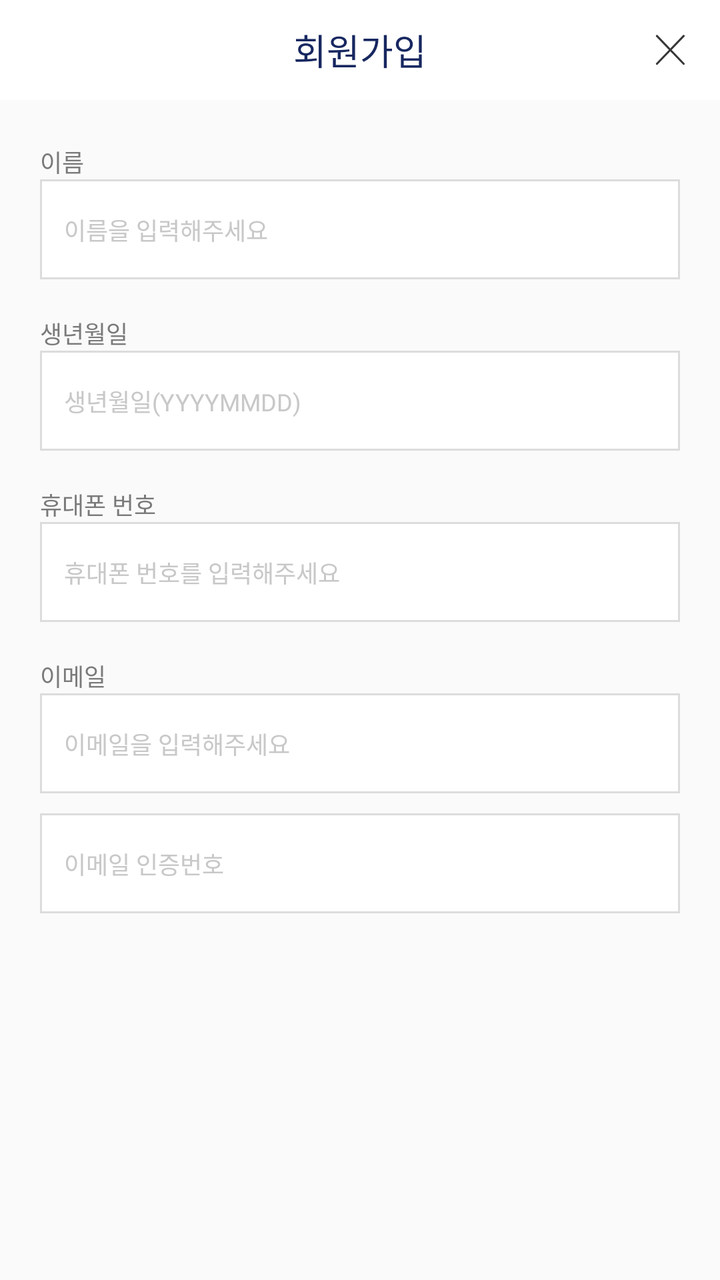
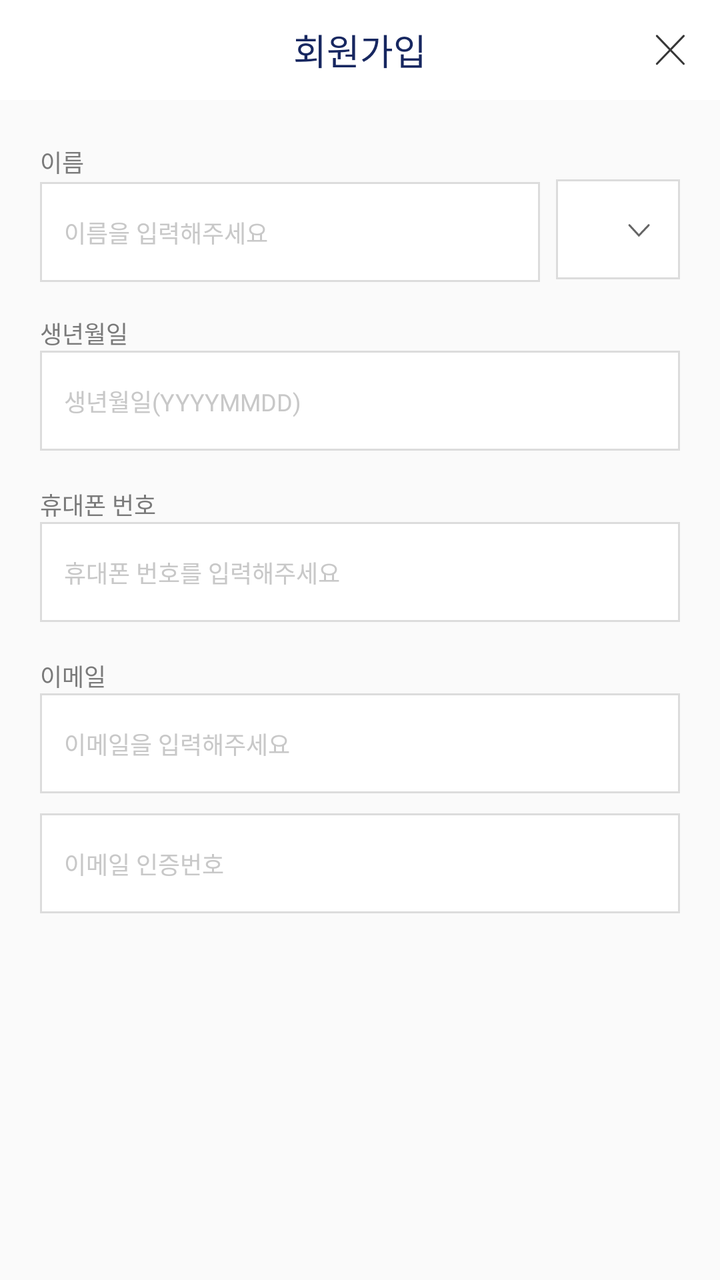

An Android layout rendered at two revisions. The XML below is the earlier revision; the diff shows what the commit changed to produce the second picture.
<!-- AndroidManifest.xml: application theme Theme.TestApplication -->
<!-- res/layout/edit_text.xml -->
<?xml version="1.0" encoding="utf-8"?>
<LinearLayout
    android:id="@+id/edit_text_main_layout"
    xmlns:android="http://schemas.android.com/apk/res/android"
    android:layout_width="match_parent"
    android:layout_height="match_parent"
    android:orientation="vertical"
    android:layout_gravity="center"
    android:focusableInTouchMode="true"
    android:focusable="true">

    <LinearLayout
        android:layout_width="match_parent"
        android:layout_height="50dp"
        android:layout_marginBottom="22dp"
        android:background="@color/white"
        android:paddingStart="10dp"
        android:paddingEnd="10dp"
        android:orientation="horizontal">

        <View
            android:layout_width="30dp"
            android:layout_height="46dp"/>

        <TextView
            android:layout_width="wrap_content"
            android:layout_height="wrap_content"
            android:layout_weight="1"
            android:layout_gravity="center"
            android:gravity="center"
            android:text="@string/edit_text_title"
            android:textSize="18sp"
            android:textColor="@color/main"
            android:fontFamily="@font/notosans_medium_ttf"/>

        <Button
            android:id="@+id/edit_text_close_button"
            android:layout_width="30dp"
            android:layout_height="46dp"
            android:layout_gravity="center"
            android:background="@drawable/btn_close"/>

    </LinearLayout>

    <LinearLayout
        android:layout_width="match_parent"
        android:layout_height="wrap_content"
        android:orientation="vertical"
        android:layout_marginStart="20dp"
        android:layout_marginEnd="20dp">

        <TextView
            android:layout_width="wrap_content"
            android:layout_height="wrap_content"
            android:text="@string/edit_text_name"
            android:textColor="@color/text_default_2"
            android:textSize="12sp"
            android:fontFamily="@font/notosans_regular_ttf"/>


        <EditText
            android:layout_width="match_parent"
            android:layout_height="50dp"
            android:layout_marginBottom="18dp"
            android:background="@drawable/login_main_edittext"
            android:layout_gravity="center_vertical"
            android:hint="@string/edit_text_name_hint"
            android:textColorHint="@color/grey"
            android:textSize="12sp"
            android:maxLines="1"
            android:includeFontPadding="false"
            android:fontFamily="@font/notosans_regular_ttf"
            android:paddingStart="12dp"
            android:textColor="@color/black"/>

        <TextView
            android:layout_width="wrap_content"
            android:layout_height="wrap_content"
            android:text="@string/edit_text_birth"
            android:textColor="@color/text_default_2"
            android:textSize="12sp"
            android:fontFamily="@font/notosans_regular_ttf"/>


        <EditText
            android:layout_width="match_parent"
            android:layout_height="50dp"
            android:layout_marginBottom="18dp"
            android:background="@drawable/login_main_edittext"
            android:layout_gravity="center_vertical"
            android:hint="@string/edit_text_birth_hint"
            android:textColorHint="@color/grey"
            android:textSize="12sp"
            android:maxLines="1"
            android:includeFontPadding="false"
            android:fontFamily="@font/notosans_regular_ttf"
            android:paddingStart="12dp"
            android:textColor="@color/black"/>

        <TextView
            android:layout_width="wrap_content"
            android:layout_height="wrap_content"
            android:text="@string/edit_text_phone"
            android:textColor="@color/text_default_2"
            android:textSize="12sp"
            android:fontFamily="@font/notosans_regular_ttf"/>


        <EditText
            android:layout_width="match_parent"
            android:layout_height="50dp"
            android:layout_marginBottom="18dp"
            android:background="@drawable/login_main_edittext"
            android:layout_gravity="center_vertical"
            android:hint="@string/edit_text_phone_hint"
            android:textColorHint="@color/grey"
            android:textSize="12sp"
            android:maxLines="1"
            android:includeFontPadding="false"
            android:fontFamily="@font/notosans_regular_ttf"
            android:paddingStart="12dp"
            android:textColor="@color/black"/>

        <TextView
            android:layout_width="wrap_content"
            android:layout_height="wrap_content"
            android:text="@string/edit_text_email"
            android:textColor="@color/text_default_2"
            android:textSize="12sp"
            android:fontFamily="@font/notosans_regular_ttf"/>


        <EditText
            android:layout_width="match_parent"
            android:layout_height="50dp"
            android:layout_marginBottom="10dp"
            android:background="@drawable/login_main_edittext"
            android:layout_gravity="center_vertical"
            android:hint="@string/edit_text_email_hint"
            android:textColorHint="@color/grey"
            android:textSize="12sp"
            android:maxLines="1"
            android:includeFontPadding="false"
            android:fontFamily="@font/notosans_regular_ttf"
            android:paddingStart="12dp"
            android:textColor="@color/black"/>

        <EditText
            android:layout_width="match_parent"
            android:layout_height="50dp"
            android:background="@drawable/login_main_edittext"
            android:layout_gravity="center_vertical"
            android:hint="@string/edit_text_email_num_hint"
            android:textColorHint="@color/grey"
            android:textSize="12sp"
            android:maxLines="1"
            android:includeFontPadding="false"
            android:fontFamily="@font/notosans_regular_ttf"
            android:paddingStart="12dp"
            android:textColor="@color/black"/>

    </LinearLayout>





</LinearLayout>
<!-- resources referenced by this layout -->
<resources>
  <color name="black">#FF000000</color>
  <color name="grey">#C8C8C8</color>
  <color name="main">#172760</color>
  <color name="text_default_2">#7A7A7A</color>
  <color name="white">#FFFFFFFF</color>
  <!-- drawable btn_close (drawable) -->
  <vector xmlns:android="http://schemas.android.com/apk/res/android"
      android:width="30dp"
      android:height="46dp"
      android:viewportWidth="30"
      android:viewportHeight="46">
    <path
        android:strokeWidth="1"
        android:pathData="m8.446,15.964 l13.408,13.936"
        android:fillColor="#00000000"
        android:strokeColor="#373737"
        android:strokeLineCap="round"/>
    <path
        android:strokeWidth="1"
        android:pathData="M21.854,15.964 L8.446,29.9"
        android:fillColor="#00000000"
        android:strokeColor="#373737"
        android:strokeLineCap="round"/>
  </vector>
  <!-- drawable login_main_edittext (drawable) -->
  <?xml version="1.0" encoding="utf-8"?>
  <shape
      xmlns:android="http://schemas.android.com/apk/res/android"
      android:shape="rectangle">
      <solid android:color="#ffffff" />
      <stroke
          android:width="1dp"
          android:color="@color/splash" />
  </shape>
  <string name="edit_text_birth">생년월일</string>
  <string name="edit_text_birth_hint">생년월일(YYYYMMDD)</string>
  <string name="edit_text_email">이메일</string>
  <string name="edit_text_email_hint">이메일을 입력해주세요</string>
  <string name="edit_text_email_num_hint">이메일 인증번호</string>
  <string name="edit_text_name">이름</string>
  <string name="edit_text_name_hint">이름을 입력해주세요</string>
  <string name="edit_text_phone">휴대폰 번호</string>
  <string name="edit_text_phone_hint">휴대폰 번호를 입력해주세요</string>
  <string name="edit_text_title">회원가입</string>
  <style name="Theme.TestApplication" parent="Theme.AppCompat.Light">
          
          <item name="windowNoTitle">true</item>
          <item name="android:windowLightStatusBar">true</item>
          <item name="android:statusBarColor">#FFFFFF</item>
      </style>
  <color name="splash">#DCDCDC</color>
</resources>

<!-- the commit's change to res/layout/edit_text.xml (unified diff, before → after) -->
@@ -57,21 +57,35 @@
             android:textSize="12sp"
             android:fontFamily="@font/notosans_regular_ttf"/>
 
+        <LinearLayout
+            android:layout_width="match_parent"
+            android:layout_height="wrap_content"
+            android:orientation="horizontal">
 
-        <EditText
-            android:layout_width="match_parent"
-            android:layout_height="50dp"
-            android:layout_marginBottom="18dp"
-            android:background="@drawable/login_main_edittext"
-            android:layout_gravity="center_vertical"
-            android:hint="@string/edit_text_name_hint"
-            android:textColorHint="@color/grey"
-            android:textSize="12sp"
-            android:maxLines="1"
-            android:includeFontPadding="false"
-            android:fontFamily="@font/notosans_regular_ttf"
-            android:paddingStart="12dp"
-            android:textColor="@color/black"/>
+            <EditText
+                android:layout_width="250dp"
+                android:layout_height="50dp"
+                android:layout_marginBottom="18dp"
+                android:layout_marginEnd="8dp"
+                android:background="@drawable/login_main_edittext"
+                android:hint="@string/edit_text_name_hint"
+                android:textColorHint="@color/grey"
+                android:textSize="12sp"
+                android:maxLines="1"
+                android:includeFontPadding="false"
+                android:fontFamily="@font/notosans_regular_ttf"
+                android:paddingStart="12dp"
+                android:textColor="@color/black"/>
+
+            <Button
+                android:layout_width="wrap_content"
+                android:layout_height="50dp"
+                android:layout_weight="1"
+                android:background="@drawable/bg_spinner"
+                android:outlineProvider="none" />
+
+
+        </LinearLayout>
 
         <TextView
             android:layout_width="wrap_content"
<!-- resource entries referenced after the edit -->
@@ -5,6 +5,32 @@
   <color name="main">#172760</color>
   <color name="text_default_2">#7A7A7A</color>
   <color name="white">#FFFFFFFF</color>
+  <!-- drawable bg_spinner (drawable) -->
+  <?xml version="1.0" encoding="utf-8"?>
+  <selector xmlns:android="http://schemas.android.com/apk/res/android">
+      <item>
+          <layer-list>
+              <item>
+                  <shape android:shape="rectangle">
+                      <solid android:color="@color/white"/>
+                      <padding
+                          android:left="1dp"
+                          android:right="8dp"
+                          android:bottom="1dp"
+                          android:top="1dp"/>
+                      <stroke
+                          android:width="1dp"
+                          android:color="@color/splash"/>
+                  </shape>
+              </item>
+              <item
+                  android:gravity="right|center_vertical"
+                  android:drawable="@drawable/dropdown_arrow"
+                  android:width="24dp"
+                  android:height="24dp"/>
+          </layer-list>
+      </item>
+  </selector>
   <!-- drawable btn_close (drawable) -->
   <vector xmlns:android="http://schemas.android.com/apk/res/android"
       android:width="30dp"
@@ -51,5 +77,21 @@
           <item name="android:statusBarColor">#FFFFFF</item>
       </style>
   <color name="splash">#DCDCDC</color>
+  <!-- drawable dropdown_arrow (drawable) -->
+  <vector xmlns:android="http://schemas.android.com/apk/res/android"
+      android:width="24dp"
+      android:height="24dp"
+      android:viewportWidth="24"
+      android:viewportHeight="24">
+    <path
+        android:pathData="M0,0h24v24H0z"
+        android:fillColor="#fff"/>
+    <path
+        android:strokeWidth="1"
+        android:pathData="m6.714,9.928 l4.737,5.144 4.9,-5.144"
+        android:fillColor="#00000000"
+        android:strokeColor="#656565"
+        android:strokeLineCap="round"/>
+  </vector>
 </resources>
 
